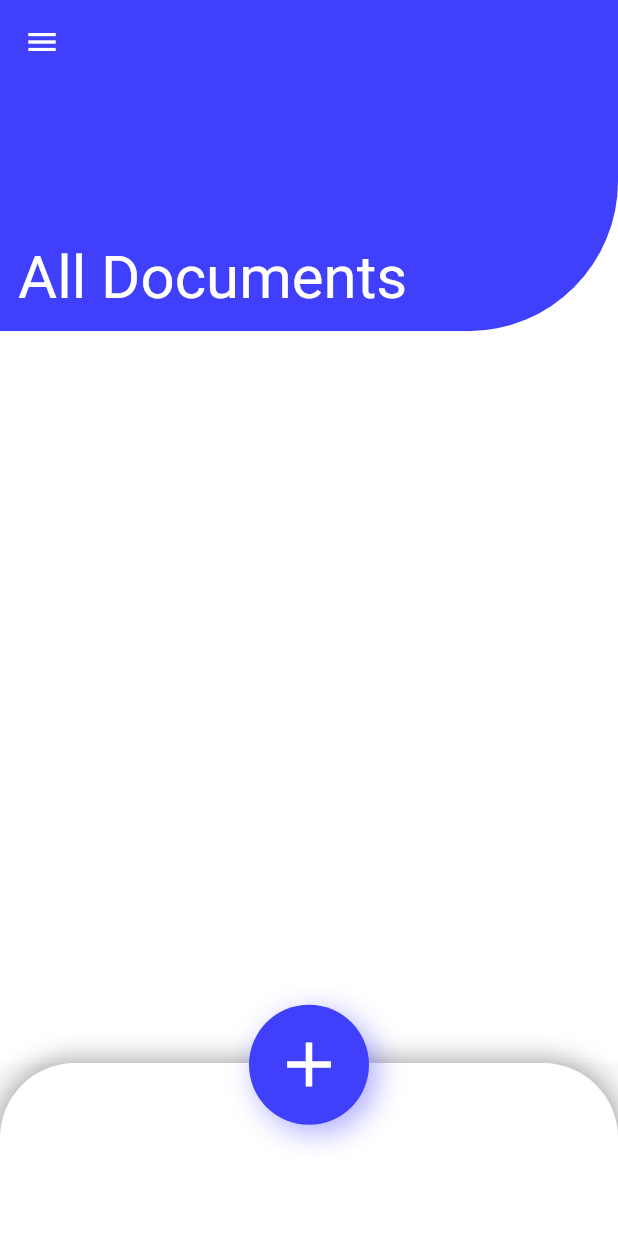
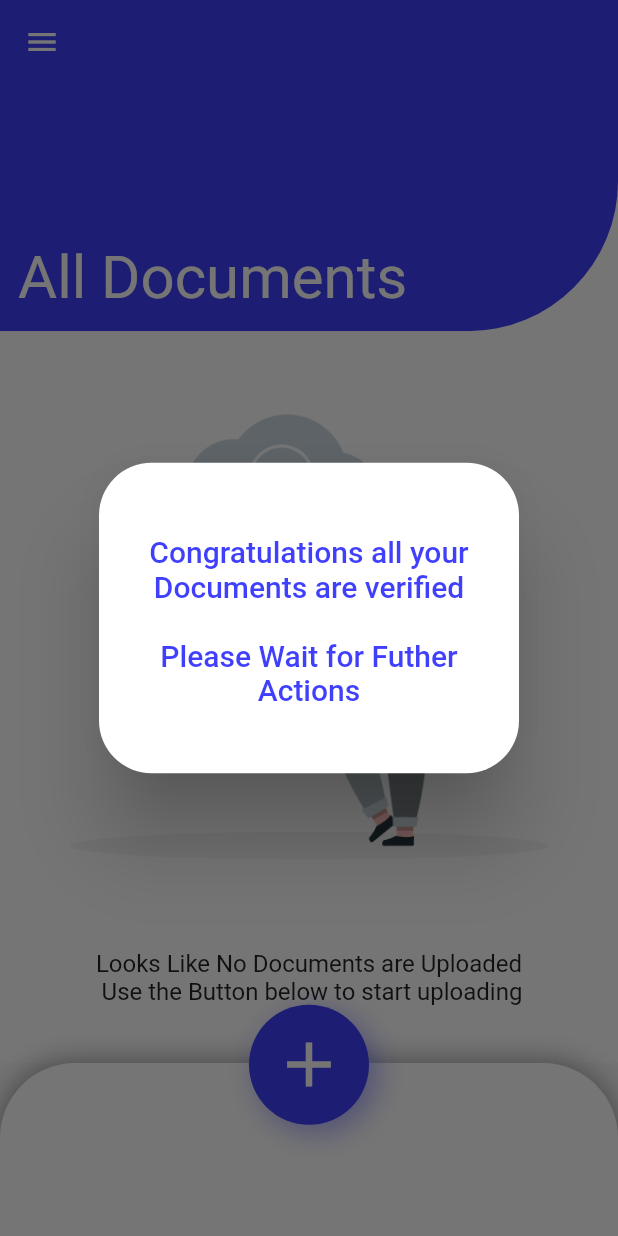
Before and after one commit to pathakutkarsh/documentVerificaitonSystem, a Flutter app: the Dashboard screen opened by its route, on a phone screen of 412 x 824 dp. Run offline on Flutter 3.47's test engine with Material 2 defaults, Android fonts, the phone set to English and light mode, and no system bars; our stand-ins replace image_picker, supabase_flutter; accounts and stored records are empty.

Commit message:
accept document functionality

```diff
--- a/flutter/lib/main.dart
+++ b/flutter/lib/main.dart
@@ -1,4 +1,5 @@
 import 'package:document_verification_system/constants/colors.dart';
+import 'package:document_verification_system/constants/variables.dart';
 import 'package:document_verification_system/functions/supabase.dart';
 import 'package:document_verification_system/screens/dashboard.dart';
 import 'package:document_verification_system/screens/login_screen.dart';
@@ -20,6 +21,7 @@ void main() async {
   ).then((value) async {
     userId = value.client.auth.currentUser?.id;
     isCommercial = await isUserCommercial(userId);
+    setIsUserCommercial(isCommercial);
   });
   runApp(MyApp(
     isCommercial: isCommercial,
@@ -52,7 +54,6 @@ class MyApp extends StatelessWidget {
         '/': (context) => const SignupScreen(),
         '/login': (context) => const LoginScreen(),
         '/dashboard': (context) => const Dashboard(),
-        '/settings': (context) => const SettingsPage(),
         '/request': (context) => const AllDepartmentDashboard(),
       },
     );
--- a/flutter/lib/screens/Dashboard.dart
+++ b/flutter/lib/screens/Dashboard.dart
@@ -14,11 +14,37 @@ class Dashboard extends StatefulWidget {
 }
 
 class _DashboardState extends State<Dashboard> {
-  dynamic listofUserDocuments = {};
+  dynamic listofUserDocuments;
   bool isDataLoaded = false;
 
   documentData() async {
-    await getAllDocumentsByUserId(await getUserId())
+    var userId = await getUserId();
+    await checkIfDocumentsAccepted(userId).then((value) {
+      if (value.isEmpty) {
+        showDialog(
+            context: context,
+            builder: (context) {
+              return AlertDialog(
+                shape: RoundedRectangleBorder(
+                    borderRadius: BorderRadius.circular(35)),
+                backgroundColor: base,
+                title: Container(
+                  padding: const EdgeInsets.only(top: size_24, bottom: size_24),
+                  width: screenWidth(context) * 0.2,
+                  // height: screenHeight(context) * 0.3,
+                  child: const Text(
+                    'Congratulations all your Documents are verified\n\nPlease Wait for Futher Actions',
+                    textAlign: TextAlign.center,
+                    style: TextStyle(
+                      color: primary,
+                    ),
+                  ),
+                ),
+              );
+            });
+      }
+    });
+    await getAllDocumentsByUserId(userId)
         .then((value) => setState(
               () {
                 listofUserDocuments = value;
@@ -120,23 +146,39 @@ class _DashboardState extends State<Dashboard> {
                       });
                       await documentData();
                     },
-                  child: ListView.builder(
+                    child: listofUserDocuments.isNotEmpty
+                        ? ListView.builder(
                             padding: kIsWeb
                                 ? EdgeInsets.only(
                                     left: screenWidth(context) * 0.3,
                                     right: screenWidth(context) * 0.3,
                                     bottom: screenHeight(context) * 0.14)
-                        : EdgeInsets.only(bottom: screenHeight(context) * 0.14),
+                                : EdgeInsets.only(
+                                    bottom: screenHeight(context) * 0.14),
                             shrinkWrap: true,
                             itemCount: listofUserDocuments.length,
                             itemBuilder: ((context, index) {
                               return DashboardCard(
-                        fileName: listofUserDocuments[index]['file_type'],
+                                fileName: listofUserDocuments[index]
+                                    ['file_type'],
                                 imageInfo: listofUserDocuments[index],
                               );
                             }),
+                          )
+                        : Column(
+                            children: [
+                              Image.asset('lib/assets/fileUpload.png'),
+                              const Text(
+                                "Looks Like No Documents are Uploaded \n Use the Button below to start uploading",
+                                textAlign: TextAlign.center,
+                                style: TextStyle(
+                                  fontSize: size_16,
                                 ),
-                ))
+                              ),
+                            ],
+                          ),
+                  ),
+                )
               : const Center(child: CircularProgressIndicator()),
         ],
       ),
--- a/flutter/lib/screens/department_document_list_screen.dart
+++ b/flutter/lib/screens/department_document_list_screen.dart
@@ -4,7 +4,6 @@ import 'package:document_verification_system/functions/supabase.dart';
 import 'package:document_verification_system/widgets/department_document_list_card.dart';
 import 'package:flutter/foundation.dart';
 import 'package:flutter/material.dart';
-import 'package:intl/intl.dart';
 
 class DepartmentDocumentListScreen extends StatefulWidget {
   final String departmentName;
--- a/flutter/lib/widgets/user_document_details_card.dart
+++ b/flutter/lib/widgets/user_document_details_card.dart
@@ -3,7 +3,6 @@ import 'package:document_verification_system/constants/size.dart';
 import 'package:document_verification_system/functions/supabase.dart';
 import 'package:document_verification_system/screens/document_detail.dart';
 import 'package:flutter/material.dart';
-import 'package:intl/intl.dart';
 
 class UserDocumentDetailsCard extends StatefulWidget {
   final Map getRequiredDocumentDetails;
```
Also changed, not shown: flutter/lib/constants/variables.dart (+5 -5 lines), flutter/lib/functions/supabase.dart (+14 -0 lines), flutter/lib/screens/document_detail.dart (+64 -6 lines), flutter/lib/screens/settings_page.dart (+78 -78 lines). Lines whose indentation alone changed are shown as unchanged.
